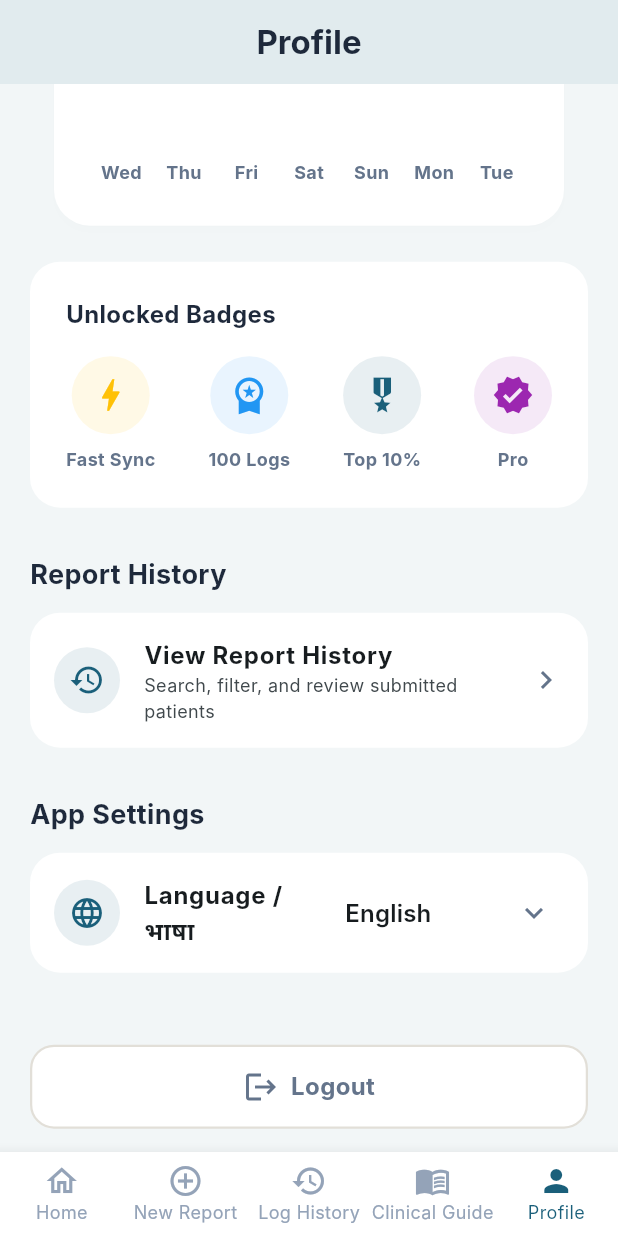
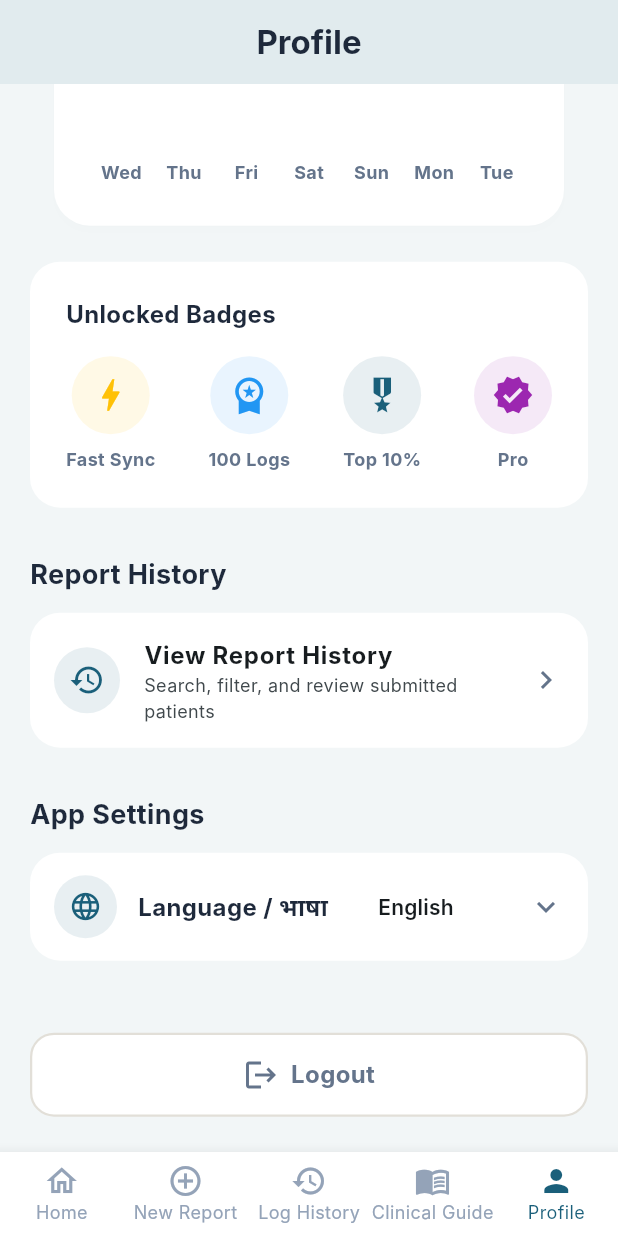
Before and after one commit to Vaibhav2005-r/HealthCare, a Flutter app: the ProfileScreen screen opened by its route, scrolled down 777 dp, on a phone screen of 412 x 824 dp. Run offline on Flutter 3.47's test engine with Material 3 defaults, Android fonts, the phone set to English and light mode, and no system bars; drawn by our look-alikes of fl_chart; our stand-ins replace connectivity_plus, flutter_image_compress, flutter_riverpod, flutter_secure_storage, flutter_tts, geolocator and 9 more; accounts and stored records are empty; network calls fail; Roboto replaces fonts that are missing (Inter).

Commit message:
fix(ui & api): fix language row wrap, remove CoachMark blocking assistant input, and add report sync endpoints

```diff
--- a/mobile/lib/screens/profile_screen.dart
+++ b/mobile/lib/screens/profile_screen.dart
@@ -177,23 +177,27 @@ class ProfileScreen extends ConsumerWidget {
               borderRadius: BorderRadius.circular(20),
             ),
             child: Padding(
-              padding: const EdgeInsets.symmetric(vertical: 8.0),
-              child: ListTile(
-                leading: Container(
+              padding: const EdgeInsets.symmetric(horizontal: 16.0, vertical: 12.0),
+              child: Row(
+                children: [
+                  Container(
                     padding: const EdgeInsets.all(10),
                     decoration: BoxDecoration(
                       color: AppColors.primary.withValues(alpha: 0.1),
                       shape: BoxShape.circle,
                     ),
-                  child: Icon(Icons.language, color: AppColors.primary),
+                    child: Icon(Icons.language, color: AppColors.primary, size: 22),
                   ),
-                title: Text(
+                  const SizedBox(width: 14),
+                  Expanded(
+                    child: Text(
                       lang.translate('language'),
-                  style: const TextStyle(fontWeight: FontWeight.bold),
+                      style: const TextStyle(fontWeight: FontWeight.bold, fontSize: 16, color: AppColors.textPrimary),
                     ),
-                trailing: DropdownButton<String>(
+                  ),
+                  DropdownButtonHideUnderline(
+                    child: DropdownButton<String>(
                       value: langState.languageCode,
-                  underline: const SizedBox(),
                       icon: Icon(
                         Icons.expand_more,
                         color: AppColors.textSecondary,
@@ -203,24 +207,21 @@ class ProfileScreen extends ConsumerWidget {
                           value: 'en',
                           child: Text(
                             'English',
-                        style: TextStyle(fontWeight: FontWeight.w600),
-                        overflow: TextOverflow.ellipsis,
+                            style: TextStyle(fontWeight: FontWeight.w600, fontSize: 14),
                           ),
                         ),
                         DropdownMenuItem(
                           value: 'mr',
                           child: Text(
                             'मराठी (Marathi)',
-                        style: TextStyle(fontWeight: FontWeight.w600),
-                        overflow: TextOverflow.ellipsis,
+                            style: TextStyle(fontWeight: FontWeight.w600, fontSize: 14),
                           ),
                         ),
                         DropdownMenuItem(
                           value: 'hi',
                           child: Text(
                             'हिंदी (Hindi)',
-                        style: TextStyle(fontWeight: FontWeight.w600),
-                        overflow: TextOverflow.ellipsis,
+                            style: TextStyle(fontWeight: FontWeight.w600, fontSize: 14),
                           ),
                         ),
                       ],
@@ -244,6 +245,8 @@ class ProfileScreen extends ConsumerWidget {
                         }
                       },
                     ),
+                  ),
+                ],
               ),
             ),
           ),
```
Also changed, not shown: mobile/lib/screens/assistant_screen.dart (+6 -14 lines), mobile/lib/screens/log_history_screen.dart (+7 -6 lines), 1 other file. Lines whose indentation alone changed are shown as unchanged.
